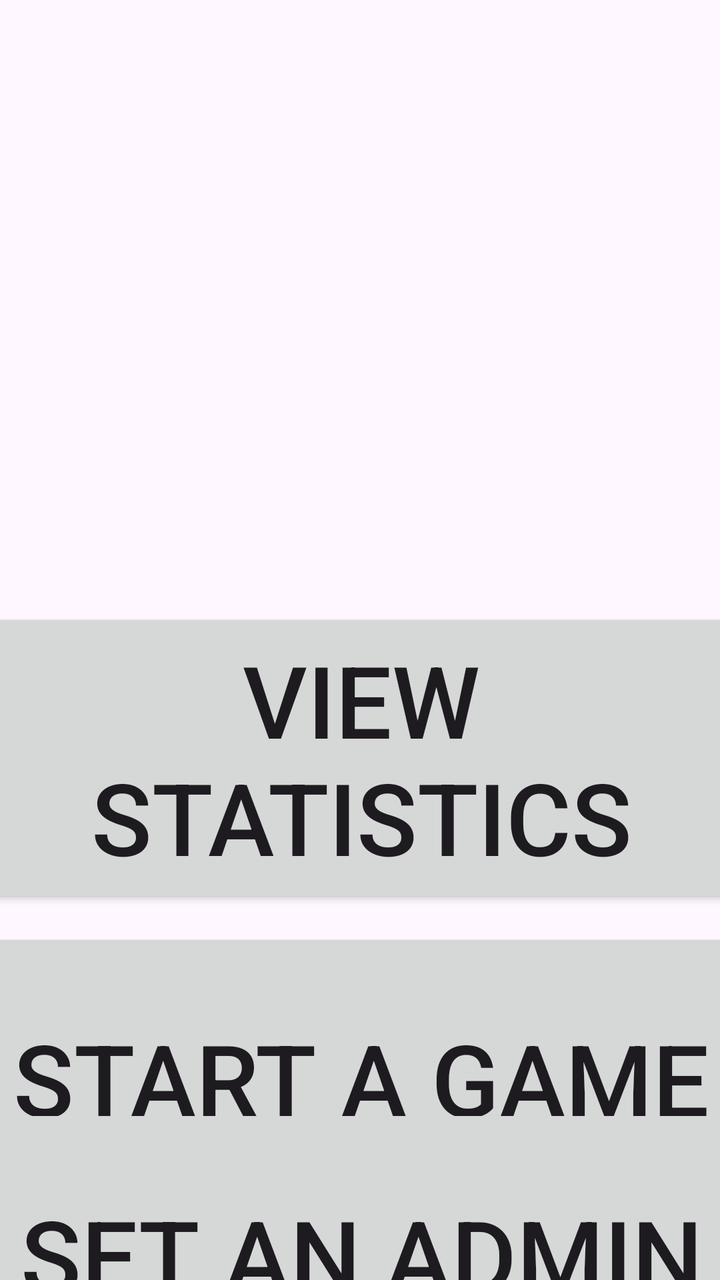
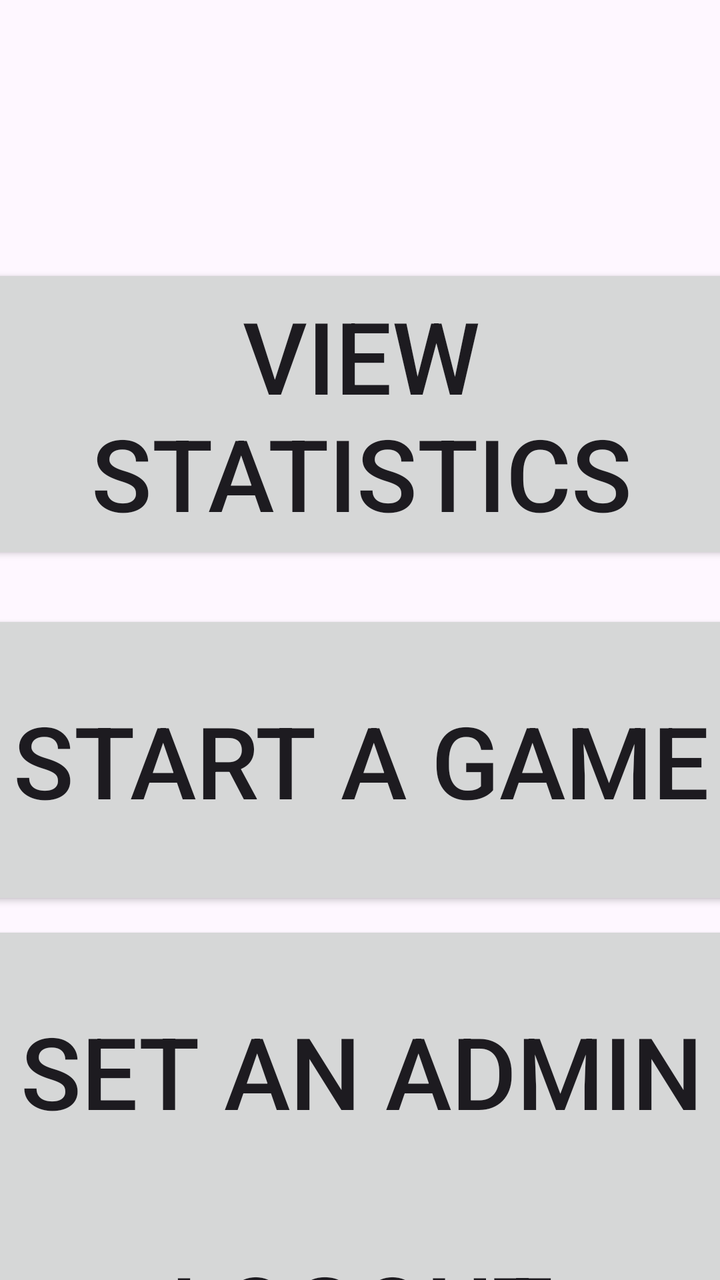

Two renders of the same Android screen: before a commit and after it. Below are the layout's source before the change and the commit's diff.
<!-- AndroidManifest.xml: activity theme Theme.MyApplication -->
<!-- res/layout/activity_main_menu.xml -->
<?xml version="1.0" encoding="utf-8"?>
<androidx.constraintlayout.widget.ConstraintLayout xmlns:android="http://schemas.android.com/apk/res/android"
    xmlns:app="http://schemas.android.com/apk/res-auto"
    xmlns:tools="http://schemas.android.com/tools"
    android:id="@+id/main"
    android:layout_width="match_parent"
    android:layout_height="match_parent"
    tools:context=".MainMenuActivity">

    <Button
        android:id="@+id/btnStartGame"
        android:layout_width="400dp"
        android:layout_height="150dp"
        android:text="Start a game"
        android:textSize="50sp"
        app:layout_constraintBottom_toBottomOf="parent"
        app:layout_constraintEnd_toEndOf="@+id/btnViewStats"
        app:layout_constraintHorizontal_bias="0.0"
        app:layout_constraintStart_toStartOf="@+id/btnViewStats"
        app:layout_constraintTop_toBottomOf="@+id/btnViewStats"
        app:layout_constraintVertical_bias="0.276" />

    <Button
        android:id="@+id/btnViewStats"
        android:layout_width="400dp"
        android:layout_height="150dp"
        android:layout_marginTop="304dp"
        android:text="View statistics"
        android:textSize="50sp"
        app:layout_constraintEnd_toEndOf="parent"
        app:layout_constraintHorizontal_bias="0.498"
        app:layout_constraintStart_toStartOf="parent"
        app:layout_constraintTop_toTopOf="parent" />

    <Button
        android:id="@+id/btnSetAdmin"
        android:text="Set an admin"
        android:layout_width="400dp"
        android:layout_height="150dp"
        android:textSize="50sp"
        app:layout_constraintBottom_toBottomOf="parent"
        app:layout_constraintEnd_toEndOf="@+id/btnStartGame"
        app:layout_constraintStart_toStartOf="@+id/btnStartGame"
        app:layout_constraintTop_toBottomOf="@+id/btnStartGame" />
</androidx.constraintlayout.widget.ConstraintLayout>
<!-- resources referenced by this layout -->
<resources>
  <style name="Theme.MyApplication" parent="Base.Theme.MyApplication" />
  <style name="Base.Theme.MyApplication" parent="Theme.Material3.DayNight.NoActionBar">
          
          
      </style>
</resources>

<!-- the commit's change to res/layout/activity_main_menu.xml (unified diff, before → after) -->
@@ -18,13 +18,13 @@
         app:layout_constraintHorizontal_bias="0.0"
         app:layout_constraintStart_toStartOf="@+id/btnViewStats"
         app:layout_constraintTop_toBottomOf="@+id/btnViewStats"
-        app:layout_constraintVertical_bias="0.276" />
+        app:layout_constraintVertical_bias="0.11" />
 
     <Button
         android:id="@+id/btnViewStats"
         android:layout_width="400dp"
         android:layout_height="150dp"
-        android:layout_marginTop="304dp"
+        android:layout_marginTop="132dp"
         android:text="View statistics"
         android:textSize="50sp"
         app:layout_constraintEnd_toEndOf="parent"
@@ -34,12 +34,27 @@
 
     <Button
         android:id="@+id/btnSetAdmin"
-        android:text="Set an admin"
         android:layout_width="400dp"
         android:layout_height="150dp"
+        android:text="Set an admin"
         android:textSize="50sp"
         app:layout_constraintBottom_toBottomOf="parent"
         app:layout_constraintEnd_toEndOf="@+id/btnStartGame"
+        app:layout_constraintHorizontal_bias="1.0"
         app:layout_constraintStart_toStartOf="@+id/btnStartGame"
-        app:layout_constraintTop_toBottomOf="@+id/btnStartGame" />
+        app:layout_constraintTop_toBottomOf="@+id/btnStartGame"
+        app:layout_constraintVertical_bias="0.15" />
+
+    <Button
+        android:id="@+id/btnLogout"
+        android:layout_width="400dp"
+        android:layout_height="150dp"
+        android:text="Logout"
+        android:textSize="50sp"
+        app:layout_constraintBottom_toBottomOf="parent"
+        app:layout_constraintEnd_toEndOf="@+id/btnSetAdmin"
+        app:layout_constraintHorizontal_bias="0.0"
+        app:layout_constraintStart_toStartOf="@+id/btnSetAdmin"
+        app:layout_constraintTop_toBottomOf="@+id/btnSetAdmin"
+        app:layout_constraintVertical_bias="0.254" />
 </androidx.constraintlayout.widget.ConstraintLayout>
